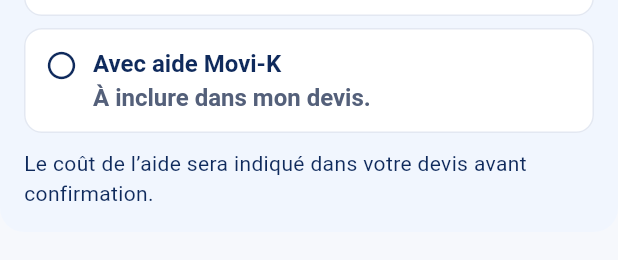
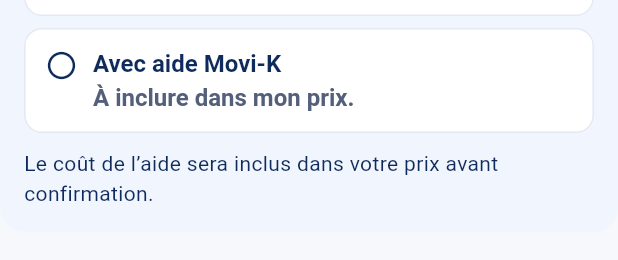
Before and after one commit to Solexiai/mecano-mobile, a Flutter app: the BookingAccessSection widget shown alone on an empty page, opened directly with empty values, on a phone screen of 412 x 824 dp. Shown: the part 209-469 px from the top of the screen. Run offline on Flutter 3.47's test engine with Material 3 defaults, Android fonts, the phone set to English and light mode, and no system bars; our stand-ins replace cloud_firestore, cloud_functions, firebase_auth, firebase_core, firebase_messaging, firebase_storage and 8 more; missing offline and left inert: dart:js_interop; accounts and stored records are empty; network calls fail.

Commit message:
copy: say 'prix' instead of 'devis' in access, receipt and slot texts
Same owner decision as 17a7eff, applied to the screens that came with the
integrated work (loading access section, booking receipt, driver slot).

Co-Authored-By: Claude Opus 5.5 <noreply@anthropic.com>
Claude-Session: https://claude.ai/code/session_016wdyjnMgpXu8tP4WYgSueY

```diff
--- a/lib/services/booking/booking_receipt_document.dart
+++ b/lib/services/booking/booking_receipt_document.dart
@@ -26,8 +26,8 @@ String bookingReceiptText(Map<String, dynamic> r, String locale) {
       'Movi-K — Resumen de solicitud',
     ),
     '${tr('Référence', 'Reference', 'Referencia')}: ${r['missionId']}',
-    '${tr('Devis', 'Quote', 'Presupuesto')}: ${r['quoteId']}',
-    '${tr('Total du devis accepté', 'Accepted quote total', 'Total del presupuesto aceptado')}: ${money((r['customerTotalMinor'] as num) / 100)}',
+    '${tr('Référence du prix', 'Price reference', 'Referencia del precio')}: ${r['quoteId']}',
+    '${tr('Prix total accepté', 'Accepted total price', 'Precio total aceptado')}: ${money((r['customerTotalMinor'] as num) / 100)}',
     tr(
       'Ce récapitulatif ne constitue pas une preuve de paiement. Consultez le suivi pour le statut actuel.',
       'This summary is not proof of payment. Check tracking for the current status.',
--- a/lib/widgets/booking_access_section.dart
+++ b/lib/widgets/booking_access_section.dart
@@ -168,9 +168,9 @@ class BookingAccessSection extends StatelessWidget {
                     Text(
                       value
                           ? tr(
-                              'À inclure dans mon devis.',
-                              'Include in my quote.',
-                              'Incluir en mi presupuesto.',
+                              'À inclure dans mon prix.',
+                              'Include in my price.',
+                              'Incluir en mi precio.',
                             )
                           : pickup
                           ? tr(
@@ -336,9 +336,9 @@ class BookingAccessSection extends StatelessWidget {
               const SizedBox(height: 10),
               Text(
                 tr(
-                  'Le coût de l’aide sera indiqué dans votre devis avant confirmation.',
-                  'The cost of help will appear in your quote before confirmation.',
-                  'El coste de la ayuda aparecerá en el presupuesto antes de confirmar.',
+                  'Le coût de l’aide sera inclus dans votre prix avant confirmation.',
+                  'The cost of help will be included in your price before confirmation.',
+                  'El coste de la ayuda se incluirá en tu precio antes de confirmar.',
                 ),
                 style: const TextStyle(color: AppColors.primary),
               ),
--- a/lib/widgets/driver_slot_confirmation.dart
+++ b/lib/widgets/driver_slot_confirmation.dart
@@ -39,8 +39,8 @@ Future<Map<String, dynamic>?> confirmDriverSlot(
               children: [
                 Text(
                   tr(
-                    'Incluez le chargement, le trajet, le déchargement et les contraintes d’accès. Le devis du client reste inchangé.',
-                    'Include loading, driving, unloading and access constraints. The customer’s quote remains unchanged.',
+                    'Incluez le chargement, le trajet, le déchargement et les contraintes d’accès. Le prix du client reste inchangé.',
+                    'Include loading, driving, unloading and access constraints. The customer’s price remains unchanged.',
                     'Incluye carga, trayecto, descarga y restricciones de acceso. El precio del cliente no cambia.',
                   ),
                 ),
```
